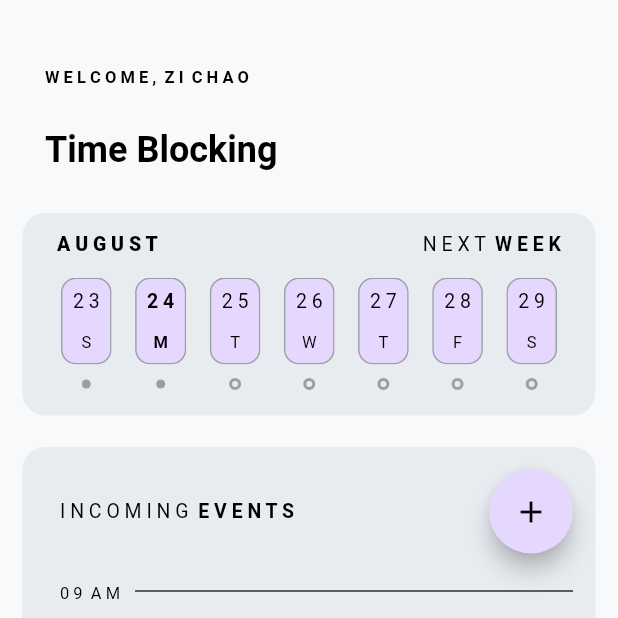
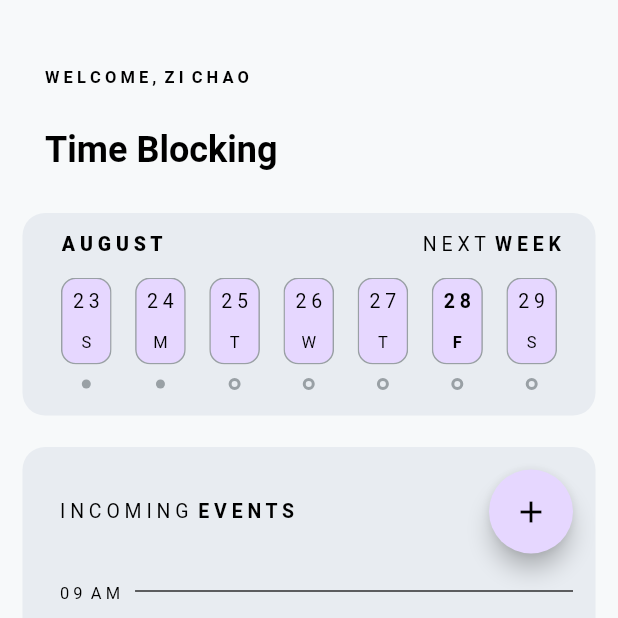
Before and after one commit to zichzhang/Priorii, a Flutter app: the screen it shows after launch, on a phone screen of 412 x 824 dp, the top half of it. Run offline on Flutter 3.47's test engine with Material 2 defaults, Android fonts, the phone set to English and light mode, and no system bars; Roboto replaces fonts that are missing (Calibri).

Commit message:
Added realtime month to weekSection

```diff
--- a/lib/Backend.dart
+++ b/lib/RealtimeDates.dart
@@ -1,10 +1,18 @@
 import 'package:intl/intl.dart';
+
+String month = DateFormat('MMMM').format(DateTime.now());
+
+String monospaceString(String string) {
+
+  String stringFormatted = string.replaceAll('', ' ');
+  return stringFormatted;
+
+  }
 
 class Date {
 
   DateTime now = DateTime.now();
   List days = new List();
-  List weekdays = new List();
 
   Date() {
     for (int i = 0; i < 14; i++) {
@@ -13,10 +21,5 @@ class Date {
     }
     print(days);
 
-    for (int i = 0; i < 14; i++) {
-    DateTime day = now.add(Duration(days: i));
-    weekdays.add(DateFormat('E').format(day));
-    }
-    print(weekdays);
   }
 }
--- a/lib/WeekView.dart
+++ b/lib/WeekView.dart
@@ -1,6 +1,7 @@
 import 'package:flutter/material.dart';
 import 'package:Priorii/DailyBox.dart';
-import 'package:Priorii/Backend.dart';
+import 'package:Priorii/RealtimeDates.dart';
+import 'package:intl/intl.dart';
 
 String concatenateDay(String date) {
   if (date.length == 2) {
@@ -10,6 +11,16 @@ String concatenateDay(String date) {
   else {
     String dayFormatted = '0' + ' ' + date[0];
     return dayFormatted;
+  }
+}
+
+FontWeight checkCurrentDay(String day) {
+  DateTime today = DateTime.now();
+  if (day == DateFormat('d').format(today)) {
+    return FontWeight.bold;
+  }
+  else {
+    return null;
   }
 }
 
@@ -30,13 +41,13 @@ class WeekView extends StatelessWidget {
     return Row( // Row for the seven (days+dots) of the week
         mainAxisAlignment: MainAxisAlignment.spaceEvenly,
         children: <Widget>[
-          DailyBox(dailyNumber: concatenateDay(Date().days[day1 ?? 0]), dailyLetter: 'S', paintingStyle: PaintingStyle.fill),
-          DailyBox(dailyNumber: concatenateDay(Date().days[day2 ?? 1]), dailyLetter: 'M', fontweight: FontWeight.bold, paintingStyle: PaintingStyle.fill),
-          DailyBox(dailyNumber: concatenateDay(Date().days[day3 ?? 2]), dailyLetter: 'T'),
-          DailyBox(dailyNumber: concatenateDay(Date().days[day4 ?? 3]), dailyLetter: 'W'),
-          DailyBox(dailyNumber: concatenateDay(Date().days[day5 ?? 4]), dailyLetter: 'T'),
-          DailyBox(dailyNumber: concatenateDay(Date().days[day6 ?? 5]), dailyLetter: 'F'),
-          DailyBox(dailyNumber: concatenateDay(Date().days[day7 ?? 6]), dailyLetter: 'S'),
+          DailyBox(dailyNumber: concatenateDay(Date().days[day1 ?? 0]), dailyLetter: 'S', fontweight: checkCurrentDay(Date().days[day1 ?? 0]), paintingStyle: PaintingStyle.fill),
+          DailyBox(dailyNumber: concatenateDay(Date().days[day2 ?? 1]), dailyLetter: 'M', fontweight: checkCurrentDay(Date().days[day2 ?? 1]), paintingStyle: PaintingStyle.fill),
+          DailyBox(dailyNumber: concatenateDay(Date().days[day3 ?? 2]), dailyLetter: 'T', fontweight: checkCurrentDay(Date().days[day3 ?? 2]),),
+          DailyBox(dailyNumber: concatenateDay(Date().days[day4 ?? 3]), dailyLetter: 'W', fontweight: checkCurrentDay(Date().days[day4 ?? 3]),),
+          DailyBox(dailyNumber: concatenateDay(Date().days[day5 ?? 4]), dailyLetter: 'T', fontweight: checkCurrentDay(Date().days[day5 ?? 4]),),
+          DailyBox(dailyNumber: concatenateDay(Date().days[day6 ?? 5]), dailyLetter: 'F', fontweight: checkCurrentDay(Date().days[day6 ?? 5]),),
+          DailyBox(dailyNumber: concatenateDay(Date().days[day7 ?? 6]), dailyLetter: 'S', fontweight: checkCurrentDay(Date().days[day7 ?? 6]),),
       ],
     );
   }
--- a/lib/main.dart
+++ b/lib/main.dart
@@ -1,6 +1,7 @@
 import 'package:flutter/material.dart';
 import 'package:Priorii/TimeDivider.dart';
 import 'package:Priorii/WeekView.dart';
+import 'package:Priorii/RealtimeDates.dart';
 import 'models/global.dart';
 
 void main() => runApp(Priorii());
@@ -58,7 +59,7 @@ class Priorii extends StatelessWidget {
                 alignment: Alignment.topLeft,
                 margin: const EdgeInsets.only(top: 13, left: 23),
                 child: Text(
-                  'A U G U S T',
+                  monospaceString(month).toUpperCase(),
                   style: TextStyle(
                     fontFamily: 'Calibri',
                     fontWeight: FontWeight.w800,
```
